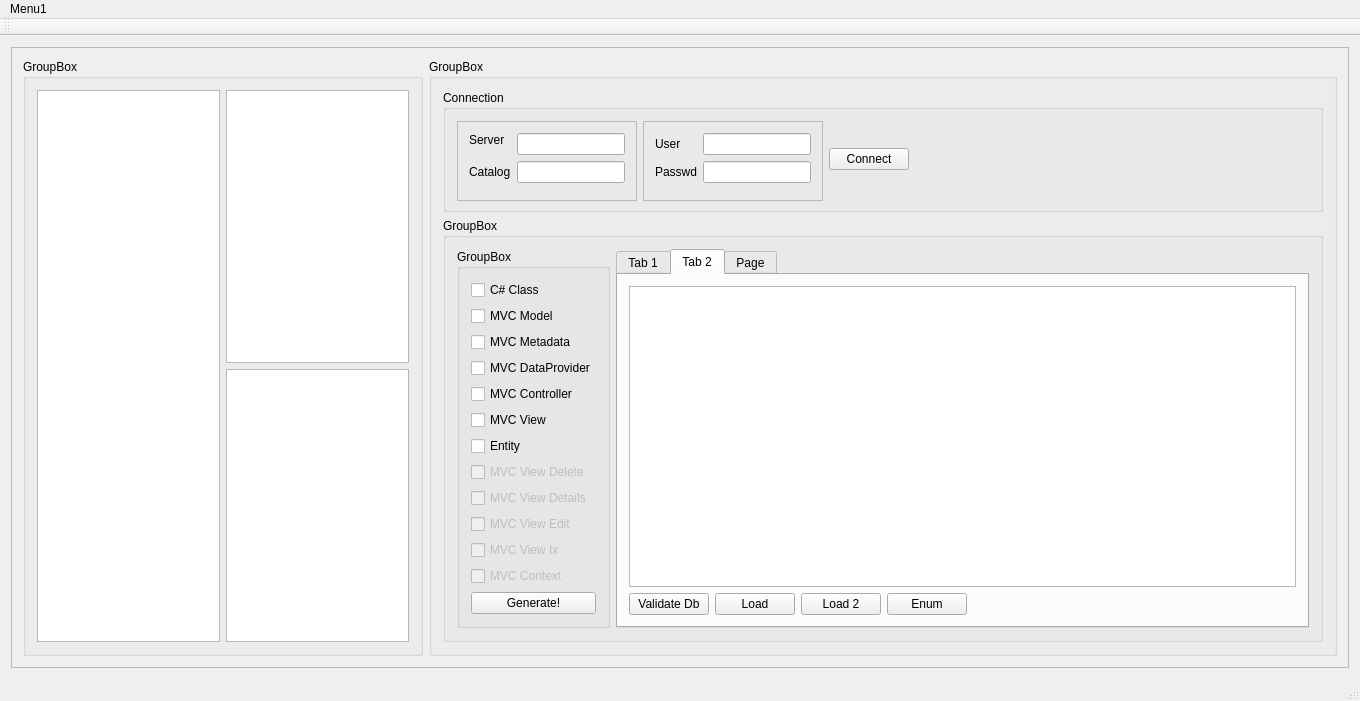
The window that retek2.ui (horvathzoltan/retek2) describes before a commit, drawn with Qt 5.
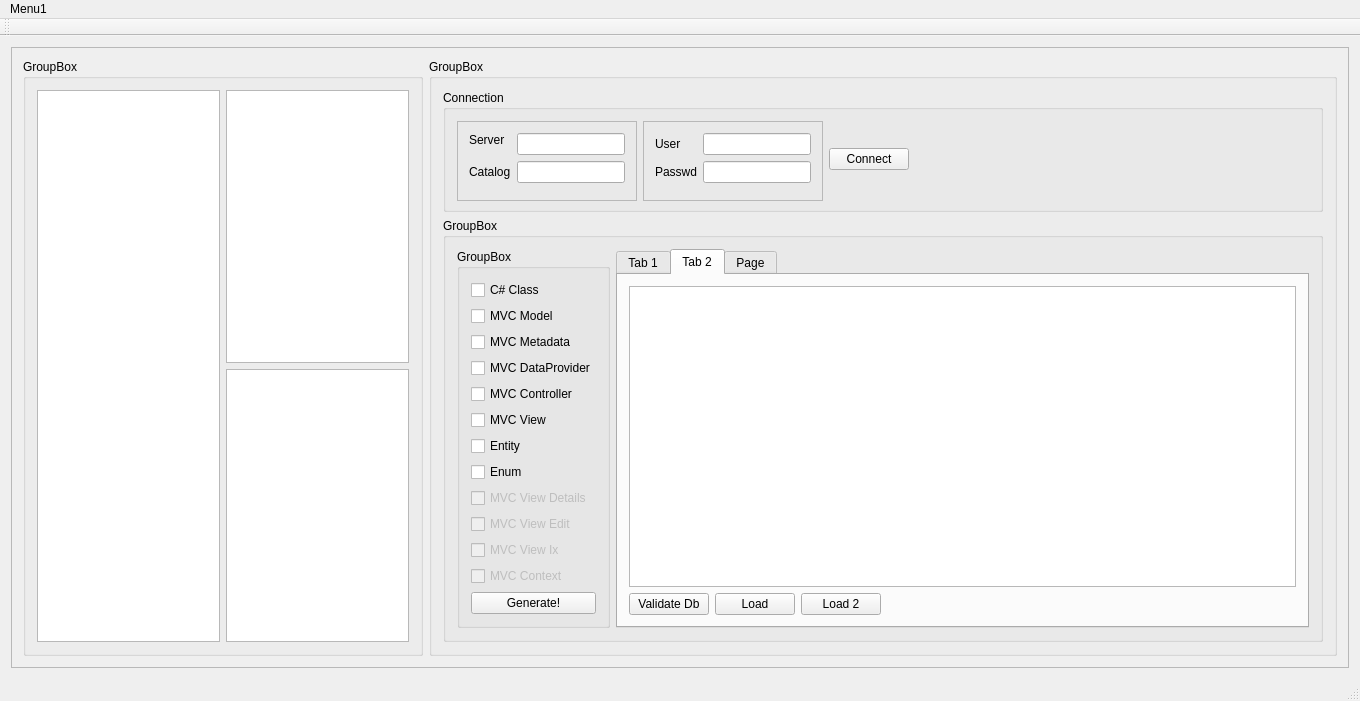
The same window after the commit. The open tabs and pages were chosen to show the change. Icons and pictures are not drawn.

The edit to the form file:
```diff
--- a/retek2.ui
+++ b/retek2.ui
@@ -358,7 +358,7 @@
                  <item>
                   <widget class="QCheckBox" name="checkBox_ViewDelete">
                    <property name="enabled">
-                    <bool>false</bool>
+                    <bool>true</bool>
                    </property>
                    <property name="sizePolicy">
                     <sizepolicy hsizetype="Minimum" vsizetype="Preferred">
@@ -367,7 +367,7 @@
                     </sizepolicy>
                    </property>
                    <property name="text">
-                    <string>MVC View Delete</string>
+                    <string>Enum</string>
                    </property>
                   </widget>
                  </item>
@@ -551,13 +551,6 @@
                       </property>
                      </widget>
                     </item>
-                    <item>
-                     <widget class="QPushButton" name="pushButton_5">
-                      <property name="text">
-                       <string>Enum</string>
-                      </property>
-                     </widget>
-                    </item>
                     <item>
                      <spacer name="horizontalSpacer_2">
                       <property name="orientation">
```
Left out of the diff: 20 changed lines with no effect on the pictures.
